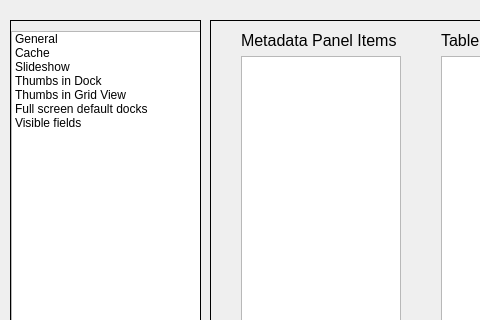
towhee/Winnow64, file prefdlg.ui: the form before one commit; both pictures show x 0 to 480 and y 0 to 320 of the 708 by 450 pixel window.
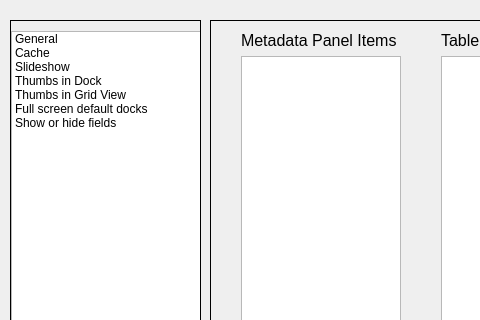
The form after the commit.

Commit message: Show/hide infoView and tableView done

Diff of the .ui file:
```diff
--- a/prefdlg.ui
+++ b/prefdlg.ui
@@ -1825,7 +1825,7 @@
      </item>
      <item>
       <property name="text">
-       <string>Visible fields</string>
+       <string>Show or hide fields</string>
       </property>
      </item>
     </widget>
```
Left out of the diff: 5 changed lines with no effect on the pictures. The commit also changes 9 other files.
